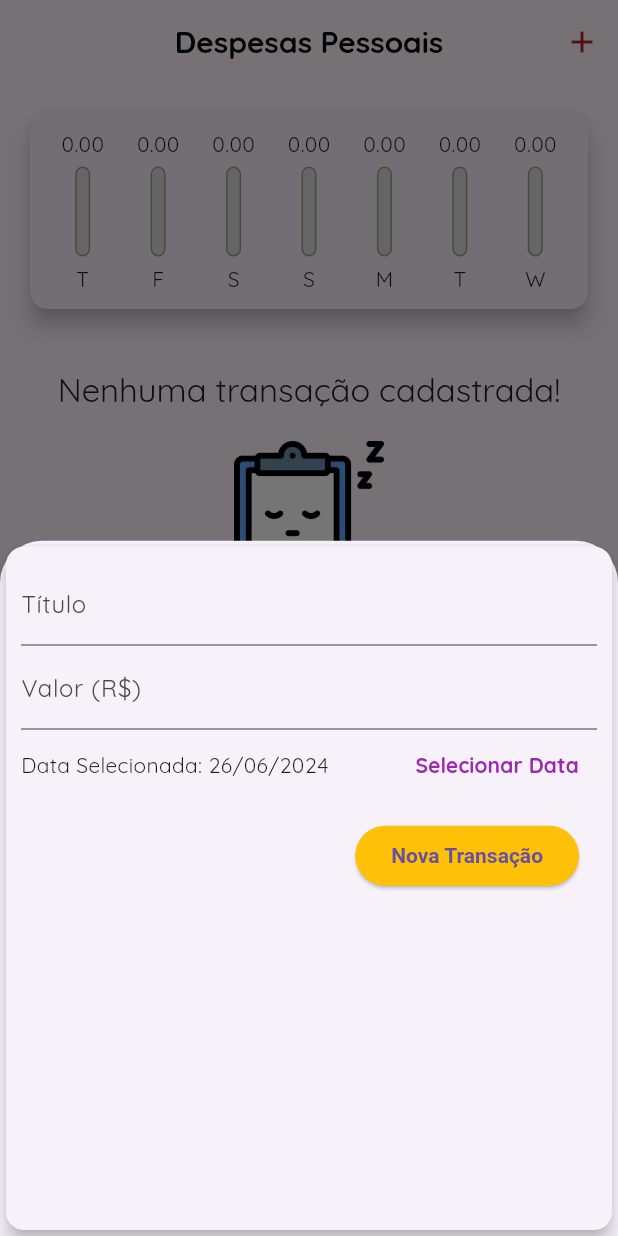
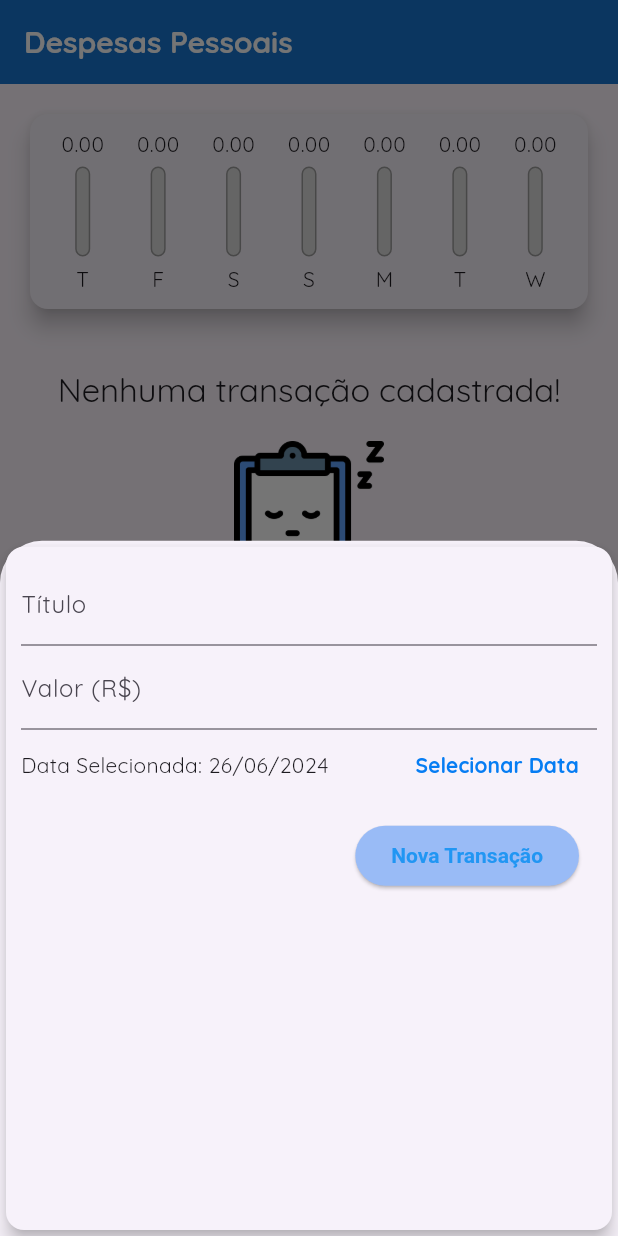
Before and after one commit to raissalves/AppControleDespesas, a Flutter app: the screen it shows after launch, after a tap on the "add" icon, on a phone screen of 412 x 824 dp. Run offline on Flutter 3.47's test engine with Material 3 defaults, Android fonts, the phone set to English and light mode, and no system bars.

Commit message:
alteração de cores

```diff
--- a/flutter_application_test1/lib/componentes/transacao_form.dart
+++ b/flutter_application_test1/lib/componentes/transacao_form.dart
@@ -87,7 +87,7 @@ class _TransactionFormState extends State<TransactionForm> {
                   child: const Text(
                     'Selecionar Data',
                     style: TextStyle(
-                      color: Colors.purple,
+                      color: Color.fromARGB(255, 6, 125, 243),
                       fontWeight: FontWeight.bold,
                     ),
                   ),
--- a/flutter_application_test1/lib/main.dart
+++ b/flutter_application_test1/lib/main.dart
@@ -14,11 +14,12 @@ class DespesasApp extends StatelessWidget {
   @override
   Widget build(BuildContext context) {
     return MaterialApp(
-      home: MyHomePage(),
+      home: const MyHomePage(),
       //tema do app para definir cores personalizadas do app e fontes
       theme: ThemeData(
-        primarySwatch: Colors.purple,
-        secondaryHeaderColor: Colors.amber,
+        primaryColor: Colors.blue,
+        primaryIconTheme: const IconThemeData(color: Colors.white),
+        secondaryHeaderColor: Color.fromARGB(255, 153, 187, 246),
         fontFamily: 'Quicksand',
         appBarTheme: const AppBarTheme(
           titleTextStyle: TextStyle(
@@ -100,22 +101,16 @@ class _MyHomePageState extends State<MyHomePage> {
   Widget build(BuildContext context) {
     return Scaffold(
       appBar: AppBar(
-        centerTitle: true,
+        backgroundColor: Theme.of(context).primaryColorDark,
+        centerTitle: false,
         title: const Text(
           'Despesas Pessoais',
           style: TextStyle(
             fontFamily: 'QuickSand',
             fontSize: 20,
-            color: Colors.black,
+            color: Colors.white,
           ),
         ),
-        actions: [
-          IconButton(
-            icon: const Icon(Icons.add),
-            color: Theme.of(context).errorColor,
-            onPressed: () => _openTransactionFormModal(context),
-          ),
-        ],
       ),
       body: SingleChildScrollView(
         child: Column(
@@ -129,6 +124,8 @@ class _MyHomePageState extends State<MyHomePage> {
       ),
       floatingActionButton: FloatingActionButton(
         child: const Icon(Icons.add),
+        hoverColor: Theme.of(context).primaryColorLight,
+        backgroundColor: Theme.of(context).primaryColorDark,
         onPressed: () => _openTransactionFormModal(context),
       ),
       floatingActionButtonLocation: FloatingActionButtonLocation.centerFloat,
```
